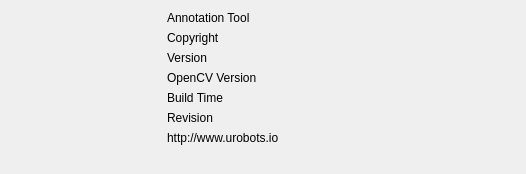
Above: anno/AboutDialog.ui from urobots-io/anno before the change. Below: the same form after it.
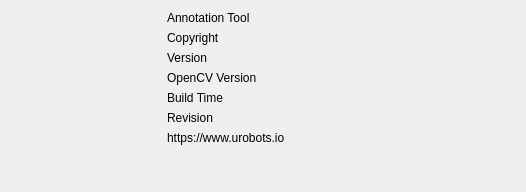
That is the form after the change. Icons and pictures are not drawn.

```diff
--- a/anno/AboutDialog.ui
+++ b/anno/AboutDialog.ui
@@ -7,7 +7,7 @@
     <x>0</x>
     <y>0</y>
     <width>526</width>
-    <height>174</height>
+    <height>192</height>
    </rect>
   </property>
   <property name="windowTitle">
@@ -136,7 +136,7 @@
       <item>
        <widget class="QLabel" name="label_2">
         <property name="text">
-         <string>http://www.urobots.io</string>
+         <string>https://www.urobots.io</string>
         </property>
        </widget>
       </item>
```
